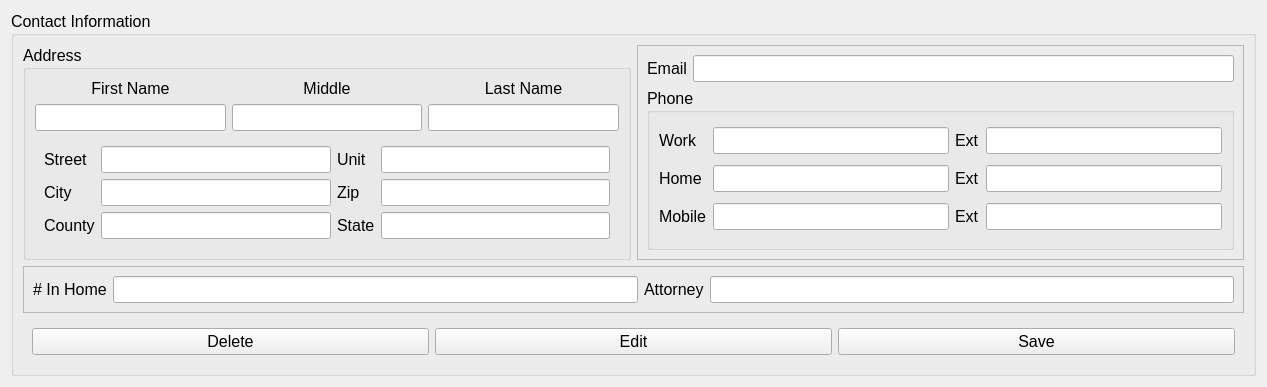
This is drc/gui/persondetailsform.ui in lansdon/cpts483_drc as Qt 5 draws it before an edit. The edited form follows.
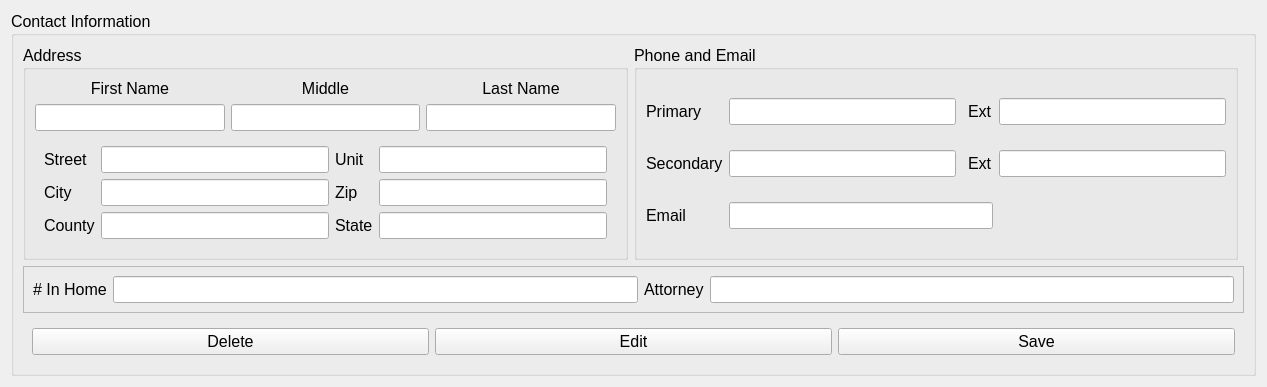
This is the edited form.

Commit message: Remove buttons from person form. They insta-update like the rest.

The edit to the form file:
```diff
--- a/drc/gui/persondetailsform.ui
+++ b/drc/gui/persondetailsform.ui
@@ -145,101 +145,7 @@
         </layout>
        </widget>
       </item>
-      <item row="0" column="1">
-       <widget class="QFrame" name="emailFrame">
-        <property name="frameShape">
-         <enum>QFrame::StyledPanel</enum>
-        </property>
-        <property name="frameShadow">
-         <enum>QFrame::Raised</enum>
-        </property>
-        <property name="lineWidth">
-         <number>2</number>
-        </property>
-        <layout class="QGridLayout" name="gridLayout_5">
-         <item row="0" column="1">
-          <widget class="QLineEdit" name="emailLineEdit"/>
-         </item>
-         <item row="0" column="0">
-          <widget class="QLabel" name="emailLabel">
-           <property name="text">
-            <string>Email</string>
-           </property>
-          </widget>
-         </item>
-         <item row="1" column="0" colspan="2">
-          <widget class="QGroupBox" name="phoneGroupBox">
-           <property name="title">
-            <string>Phone</string>
-           </property>
-           <layout class="QGridLayout" name="gridLayout_4">
-            <item row="0" column="4">
-             <widget class="QLineEdit" name="workExtLineEdit"/>
-            </item>
-            <item row="2" column="4">
-             <widget class="QLineEdit" name="mobileExtLineEdit"/>
-            </item>
-            <item row="1" column="0">
-             <widget class="QLabel" name="homeLabel">
-              <property name="text">
-               <string>Home</string>
-              </property>
-             </widget>
-            </item>
-            <item row="2" column="0">
-             <widget class="QLabel" name="mobileLabel">
-              <property name="text">
-               <string>Mobile</string>
-              </property>
-             </widget>
-            </item>
-            <item row="0" column="0">
-             <widget class="QLabel" name="workLabel">
-              <property name="text">
-               <string>Work</string>
-              </property>
-             </widget>
-            </item>
-            <item row="1" column="1">
-             <widget class="QLineEdit" name="homeLineEdit"/>
-            </item>
-            <item row="1" column="4">
-             <widget class="QLineEdit" name="homeExtLineEdit"/>
-            </item>
-            <item row="2" column="1">
-             <widget class="QLineEdit" name="mobileLineEdit"/>
-            </item>
-            <item row="1" column="3">
-             <widget class="QLabel" name="homeExtLabel">
-              <property name="text">
-               <string>Ext</string>
-              </property>
-             </widget>
-            </item>
-            <item row="0" column="3">
-             <widget class="QLabel" name="workExtLabel">
-              <property name="text">
-               <string>Ext</string>
-              </property>
-             </widget>
-            </item>
-            <item row="0" column="1">
-             <widget class="QLineEdit" name="workLineEdit"/>
-            </item>
-            <item row="2" column="3">
-             <widget class="QLabel" name="mobileExtLabel">
-              <property name="text">
-               <string>Ext</string>
-              </property>
-             </widget>
-            </item>
-           </layout>
-          </widget>
-         </item>
-        </layout>
-       </widget>
-      </item>
-      <item row="2" column="0" colspan="2">
+      <item row="2" column="0" colspan="3">
        <widget class="QWidget" name="buttonContainer" native="true">
         <layout class="QHBoxLayout" name="horizontalLayout">
          <item>
@@ -266,7 +172,7 @@
         </layout>
        </widget>
       </item>
-      <item row="1" column="0" colspan="2">
+      <item row="1" column="0" colspan="3">
        <widget class="QFrame" name="miscFrame">
         <property name="frameShape">
          <enum>QFrame::StyledPanel</enum>
@@ -298,6 +204,65 @@
         </layout>
        </widget>
       </item>
+      <item row="0" column="1">
+       <widget class="QGroupBox" name="phoneGroupBox">
+        <property name="title">
+         <string>Phone and Email</string>
+        </property>
+        <layout class="QGridLayout" name="gridLayout_4">
+         <item row="0" column="4">
+          <widget class="QLineEdit" name="workExtLineEdit"/>
+         </item>
+         <item row="1" column="1">
+          <widget class="QLineEdit" name="homeLineEdit"/>
+         </item>
+         <item row="1" column="0">
+          <widget class="QLabel" name="homeLabel">
+           <property name="text">
+            <string>Secondary</string>
+           </property>
+          </widget>
+         </item>
+         <item row="0" column="0">
+          <widget class="QLabel" name="workLabel">
+           <property name="text">
+            <string>Primary</string>
+           </property>
+          </widget>
+         </item>
+         <item row="1" column="4">
+          <widget class="QLineEdit" name="homeExtLineEdit"/>
+         </item>
+         <item row="1" column="3">
+          <widget class="QLabel" name="homeExtLabel">
+           <property name="text">
+            <string>Ext</string>
+           </property>
+          </widget>
+         </item>
+         <item row="0" column="1">
+          <widget class="QLineEdit" name="workLineEdit"/>
+         </item>
+         <item row="0" column="3">
+          <widget class="QLabel" name="workExtLabel">
+           <property name="text">
+            <string>Ext</string>
+           </property>
+          </widget>
+         </item>
+         <item row="2" column="0">
+          <widget class="QLabel" name="emailLabel">
+           <property name="text">
+            <string>Email</string>
+           </property>
+          </widget>
+         </item>
+         <item row="2" column="1" colspan="3">
+          <widget class="QLineEdit" name="emailLineEdit"/>
+         </item>
+        </layout>
+       </widget>
+      </item>
      </layout>
     </widget>
    </item>
```
Left out of the diff: 3 changed lines with no effect on the pictures. The commit also changes 6 other files.
